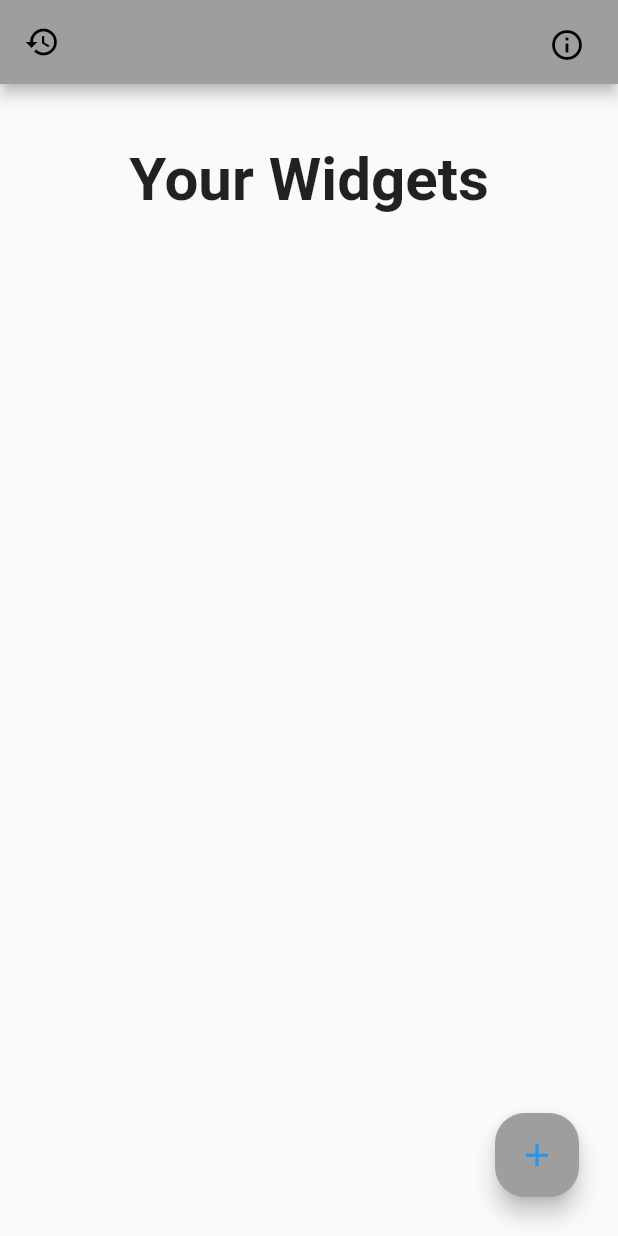
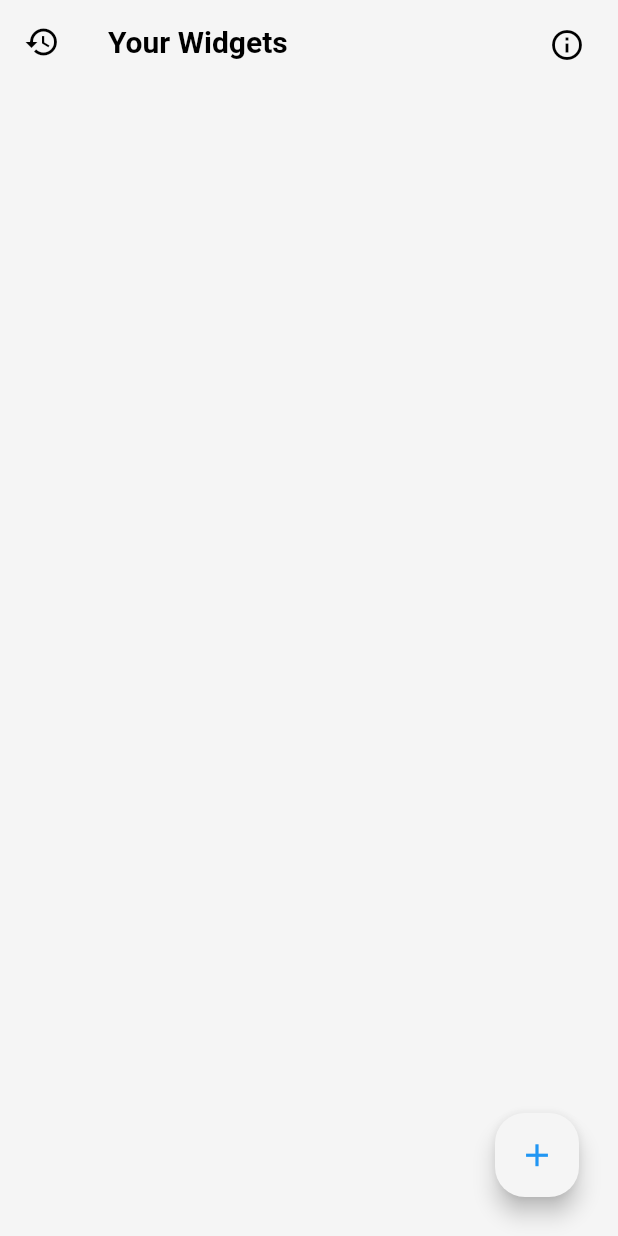
Before and after one commit to samueljml/widget-share, a Flutter app: the screen it shows after launch, on a phone screen of 412 x 824 dp. Run offline on Flutter 3.47's test engine with Material 2 defaults, Android fonts, the phone set to English and light mode, and no system bars.

Commit message:
Set default color theme

```diff
--- a/lib/app/modules/history/page.dart
+++ b/lib/app/modules/history/page.dart
@@ -8,6 +8,7 @@ class HistoryScreen extends StatelessWidget {
     return Scaffold(
       appBar: AppBar(
         title: const Text("History"),
+        elevation: 0,
       ),
       body: Column(
         crossAxisAlignment: CrossAxisAlignment.center,
--- a/lib/app/modules/information/page.dart
+++ b/lib/app/modules/information/page.dart
@@ -8,6 +8,7 @@ class InformationScreen extends StatelessWidget {
     return Scaffold(
         appBar: AppBar(
           title: const Text("Information"),
+          elevation: 0,
         ),
         body: SingleChildScrollView(
             child: Padding(
--- a/lib/main.dart
+++ b/lib/main.dart
@@ -11,14 +11,22 @@
 
   @override
   Widget build(BuildContext context) {
+    final ThemeData theme = ThemeData(primarySwatch: Colors.grey);
+
     return MediaQuery(
       data: const MediaQueryData(),
       child: MaterialApp(
           debugShowCheckedModeBanner: false,
           title: 'Flutter Demo',
-          theme: ThemeData(
-            primarySwatch: Colors.grey,
-          ),
+          theme: theme.copyWith(
+              scaffoldBackgroundColor: const Color.fromRGBO(245, 245, 245, 1),
+              textTheme: const TextTheme(
+                  headline6: TextStyle(
+                      color: Colors.black, fontWeight: FontWeight.bold)),
+              colorScheme: theme.colorScheme.copyWith(
+                  primary: const Color.fromRGBO(245, 245, 245, 1),
+                  secondary: const Color.fromRGBO(245, 245, 245, 1),
+                  onBackground: Colors.black)),
           home: const MyHomePage(),
           routes: {
             "/information": (ctx) => const InformationScreen(),
@@ -51,6 +59,8 @@
         ),
       ),
       appBar: AppBar(
+        title: const Text("Your Widgets"),
+        elevation: 0,
         leading: IconButton(
             onPressed: () => Navigator.of(context).pushNamed("/history"),
             icon: const Icon(Icons.history)),
@@ -69,16 +79,7 @@
       body: SafeArea(
         child: Column(
           children: const [
-            Expanded(
-              flex: 1,
-              child: Center(
-                child: Text(
-                  "Your Widgets",
-                  style: TextStyle(fontSize: 40, fontWeight: FontWeight.bold),
-                ),
-              ),
-            ),
-            Expanded(flex: 5, child: SingleChildScrollView()),
+            Expanded(child: SingleChildScrollView()),
           ],
         ),
       ),
```
